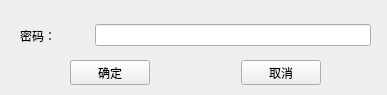
Before: the Qt Designer form res/ui/authenticator.ui in zelviner/DataHandler, drawn with Qt 5.
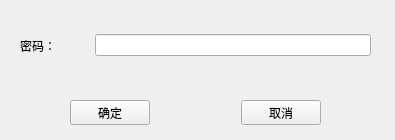
After: the same form once the commit is applied.

```diff
--- a/res/ui/authenticator.ui
+++ b/res/ui/authenticator.ui
@@ -6,18 +6,18 @@
    <rect>
     <x>0</x>
     <y>0</y>
-    <width>387</width>
-    <height>95</height>
+    <width>395</width>
+    <height>140</height>
    </rect>
   </property>
   <property name="windowTitle">
    <string>Authenticator</string>
   </property>
-  <widget class="QWidget" name="">
+  <widget class="QWidget" name="layoutWidget">
    <property name="geometry">
     <rect>
      <x>20</x>
-     <y>20</y>
+     <y>30</y>
      <width>351</width>
      <height>31</height>
     </rect>
@@ -39,11 +39,11 @@
     </item>
    </layout>
   </widget>
-  <widget class="QWidget" name="">
+  <widget class="QWidget" name="layoutWidget">
    <property name="geometry">
     <rect>
      <x>70</x>
-     <y>60</y>
+     <y>100</y>
      <width>251</width>
      <height>25</height>
     </rect>
```
